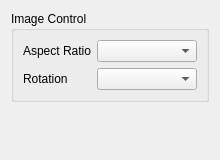
networkoptix/nx_open, file client/nx_client_desktop/src/ui/widgets/properties/image_control_widget.ui: the form before one commit.
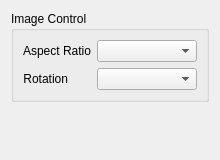
The form after the commit.

Commit message:
VMS-8070 AlignRight for labels in wearable settings dialog
<==== Mercurial data ====>
Branch: vms_3.1_wearable_beta

The edit to the form file:
```diff
--- a/client/nx_client_desktop/src/ui/widgets/properties/image_control_widget.ui
+++ b/client/nx_client_desktop/src/ui/widgets/properties/image_control_widget.ui
@@ -38,6 +38,9 @@
         <property name="text">
          <string>Rotation</string>
         </property>
+        <property name="alignment">
+         <set>Qt::AlignRight|Qt::AlignTrailing|Qt::AlignVCenter</set>
+        </property>
        </widget>
       </item>
       <item row="1" column="1">
```
Left out of the diff: 3 changed lines with no effect on the pictures. The commit also changes 1 other file.
